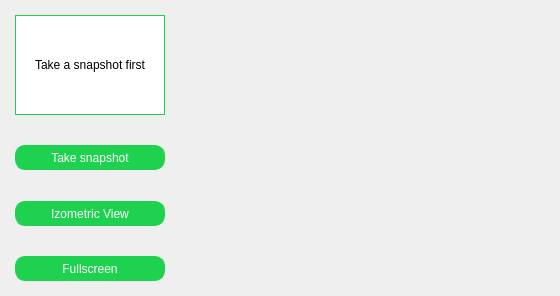
The window that DekiApp_pyqt5/Screens/cadViewWidgetExtended.ui (krzysiek-droid/Deki-Desktop-App) describes before a commit, drawn with Qt 5.
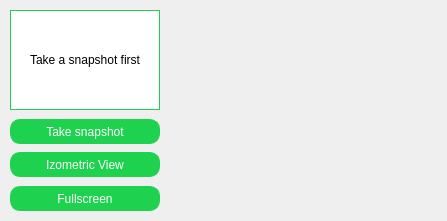
The same window after the commit. Icons and pictures are not drawn.

The edit to the form file:
```diff
--- a/DekiApp_pyqt5/Screens/cadViewWidgetExtended.ui
+++ b/DekiApp_pyqt5/Screens/cadViewWidgetExtended.ui
@@ -6,8 +6,8 @@
    <rect>
     <x>0</x>
     <y>0</y>
-    <width>560</width>
-    <height>296</height>
+    <width>447</width>
+    <height>221</height>
    </rect>
   </property>
   <property name="sizePolicy">
@@ -54,19 +54,19 @@
   </property>
   <layout class="QVBoxLayout" name="verticalLayout">
    <property name="spacing">
-    <number>5</number>
+    <number>0</number>
    </property>
    <property name="leftMargin">
-    <number>5</number>
+    <number>0</number>
    </property>
    <property name="topMargin">
-    <number>5</number>
+    <number>0</number>
    </property>
    <property name="rightMargin">
-    <number>5</number>
+    <number>0</number>
    </property>
    <property name="bottomMargin">
-    <number>5</number>
+    <number>0</number>
    </property>
    <item>
     <widget class="QWidget" name="viewerContainer" native="true">
@@ -233,23 +233,6 @@
           <height>275</height>
          </size>
         </property>
-        <layout class="QVBoxLayout" name="viewerFrameLayout">
-         <property name="spacing">
-          <number>0</number>
-         </property>
-         <property name="leftMargin">
-          <number>0</number>
-         </property>
-         <property name="topMargin">
-          <number>0</number>
-         </property>
-         <property name="rightMargin">
-          <number>0</number>
-         </property>
-         <property name="bottomMargin">
-          <number>0</number>
-         </property>
-        </layout>
        </widget>
       </item>
      </layout>
```
